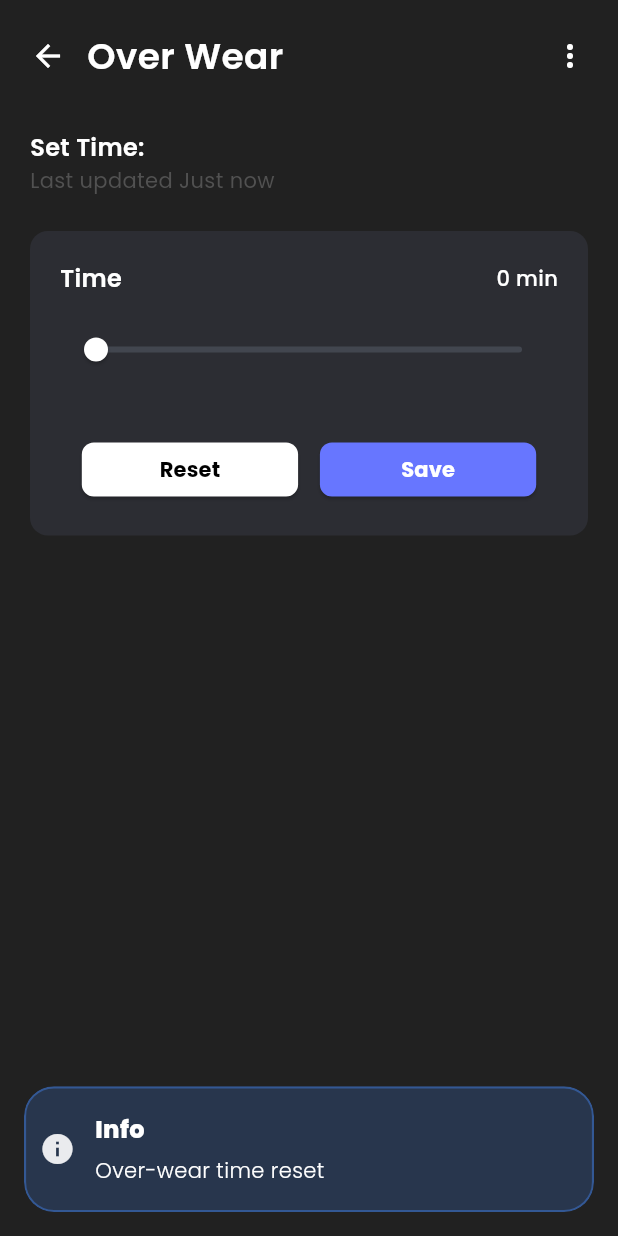
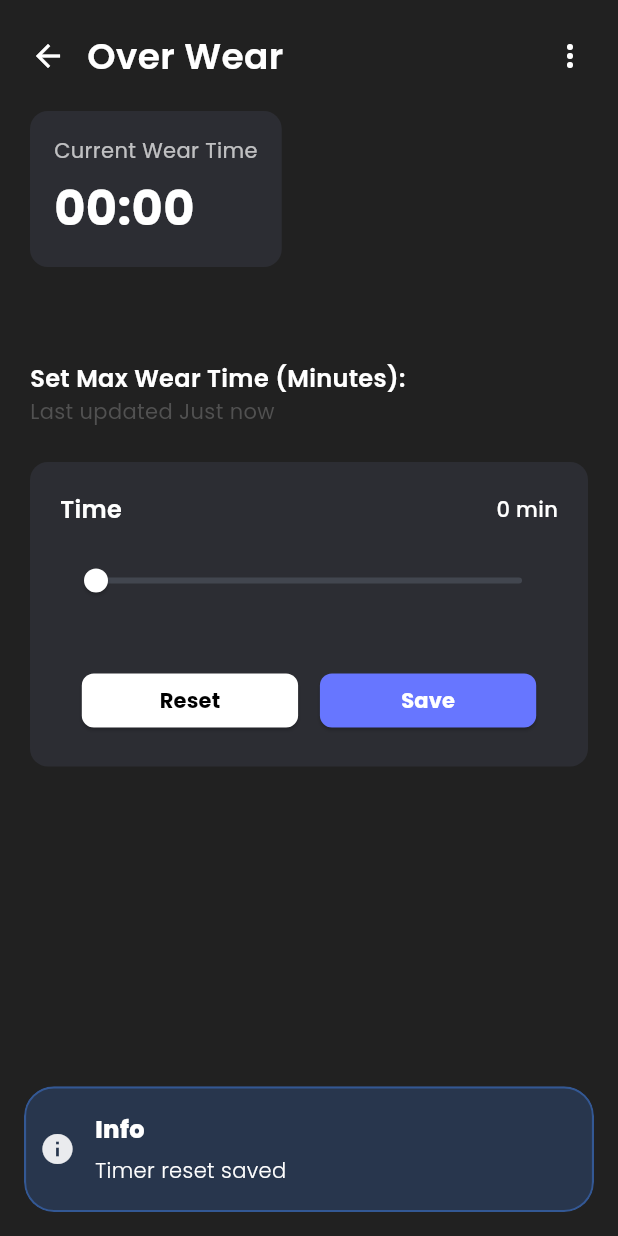
Before and after one commit to Pavan-RESTs/Spinobar, a Flutter app: the OverWear screen opened directly, after a tap on "Reset", on a phone screen of 412 x 824 dp. Run offline on Flutter 3.47's test engine with Material 3 defaults, Android fonts, the phone set to English and light mode, and no system bars; our stand-ins replace fl_chart, flutter_blue_plus, get, iconsax_flutter, share_plus, shared_preferences and 2 more; missing offline and left inert: model_viewer_plus, udp; accounts and stored records are empty; statements that could not run were skipped.

Commit message:
Add timer

```diff
--- a/client/lib/presentation/screens/home/settings/over_wear.dart
+++ b/client/lib/presentation/screens/home/settings/over_wear.dart
@@ -1,11 +1,12 @@
 import 'package:client/core/theme/colors.dart';
-import 'package:client/core/utils/snackbar.dart';
 import 'package:client/presentation/screens/home/settings/widgets/data_update_card.dart';
 import 'package:client/presentation/screens/home/settings/widgets/settings_app_bar.dart';
 import 'package:flutter/material.dart';
 import 'package:provider/provider.dart';
 
+import '../../../../core/utils/snackbar.dart';
 import '../../../../data/models/threshold_storage.dart';
+import '../../../../data/providers/telemetry_provider.dart';
 import '../../../../data/providers/threshold_provider.dart';
 
 class OverWear extends StatefulWidget {
@@ -36,9 +37,19 @@ class _OverWearState extends State<OverWear> {
     });
   }
 
+  String _formatSeconds(int totalSeconds) {
+    int min = totalSeconds ~/ 60;
+    int sec = totalSeconds % 60;
+    return "${min.toString().padLeft(2, '0')}:${sec.toString().padLeft(
+        2, '0')}";
+  }
+
   @override
   Widget build(BuildContext context) {
-    final provider = context.watch<ThresholdProvider>();
+    final telemetryProvider = context.watch<TelemetryProvider>();
+    final thresholdProvider = context.watch<ThresholdProvider>();
+
+    final int wornSeconds = telemetryProvider.overWearSeconds;
 
     return Scaffold(
       backgroundColor: AppColors.background,
@@ -46,38 +57,59 @@ class _OverWearState extends State<OverWear> {
         padding: const EdgeInsets.all(20),
         child: SafeArea(
           child: Column(
+            crossAxisAlignment: CrossAxisAlignment.start,
             children: [
               const SettingsAppBar(title: "Over Wear"),
+              const SizedBox(height: 20),
+
+              // Live timer display
+              Container(
+                padding: const EdgeInsets.all(16),
+                decoration: BoxDecoration(
+                  color: const Color(0xff2C2D33),
+                  borderRadius: BorderRadius.circular(12),
+                ),
+                child: Column(
+                  crossAxisAlignment: CrossAxisAlignment.start,
+                  children: [
+                    const Text("Current Wear Time",
+                      style: TextStyle(color: Colors.white70, fontSize: 14),
+                    ),
+                    const SizedBox(height: 6),
+                    Text(
+                      _formatSeconds(wornSeconds),
+                      style: const TextStyle(
+                        color: Colors.white,
+                        fontSize: 32,
+                        fontWeight: FontWeight.w700,
+                      ),
+                    ),
+                  ],
+                ),
+              ),
+
+              const SizedBox(height: 30),
 
               DataUpdateCard(
                 entities: entities,
-                label: "Set Time:",
-                lastUpdated: provider.overwearUpdatedAt,   // << UPDATED
-
+                label: "Set Max Wear Time (Minutes):",
+                lastUpdated: thresholdProvider.overwearUpdatedAt,
                 isRangeSlider: false,
                 minLimit: 0,
-                maxLimit: 300, // 5 hours max or adjust as needed
-
+                maxLimit: 300,
                 onValueChanged: (index, newValue) {
-                  setState(() {
-                    entities[index]['value'] = newValue;
-                  });
+                  setState(() => entities[index]['value'] = newValue);
                 },
-
                 onReset: () async {
                   setState(() {
-                    entities = [
-                      {'label': 'Time', 'value': 0, 'unit': 'min'},
-                    ];
+                    entities = [{'label': 'Time', 'value': 0, 'unit': 'min'}];
                   });
-
-                  await provider.saveTime(entities);
-                  CustomSnackbar.info("Over-wear time reset");
+                  await thresholdProvider.saveTime(entities);
+                  CustomSnackbar.info("Timer reset saved");
                 },
-
                 onSave: () async {
-                  await provider.saveTime(entities);
-                  CustomSnackbar.success('Over-wear time saved');
+                  await thresholdProvider.saveTime(entities);
+                  CustomSnackbar.success("Timer threshold saved");
                 },
               ),
             ],
```
Also changed, not shown: client/lib/app.dart (+5 -5 lines), client/lib/data/providers/telemetry_provider.dart (+65 -1 lines).
